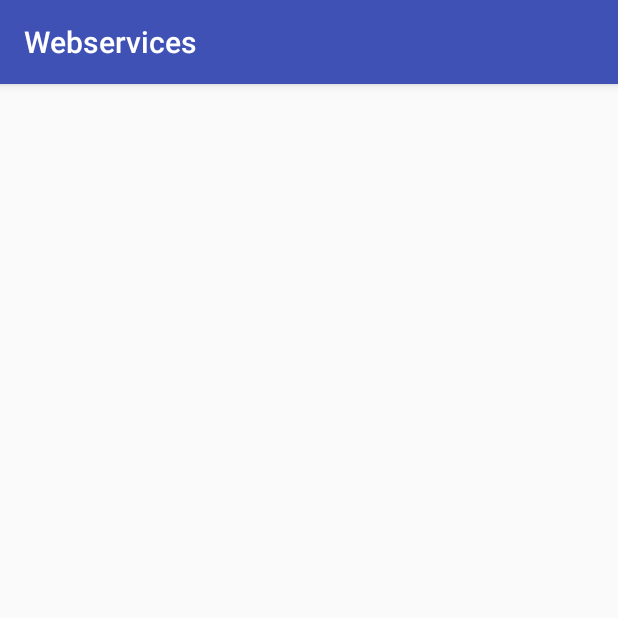
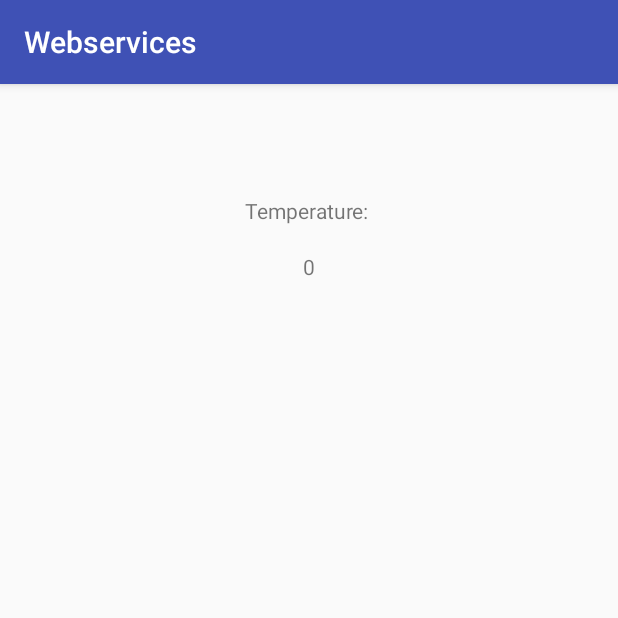
Before and after one commit to pifragile/Webservices, an Android app: the RestActivity screen opened directly, with no data from a screen before it, on a phone screen of 412 x 824 dp, the top half of it. Run offline under Robolectric (Android 15) with nearby library versions, the phone set to English and light mode, and no system bars; network calls fail.

Commit message:
finsh raw request part

```diff
--- a/app/src/main/AndroidManifest.xml
+++ b/app/src/main/AndroidManifest.xml
@@ -1,7 +1,7 @@
 <?xml version="1.0" encoding="utf-8"?>
 <manifest xmlns:android="http://schemas.android.com/apk/res/android"
     package="ch.ethz.inf.vs.rsattler.webservices">
-
+    <uses-permission android:name="android.permission.INTERNET"/>
     <application
         android:allowBackup="true"
         android:icon="@mipmap/ic_launcher"
--- /dev/null
+++ b/app/src/main/java/ch/ethz/inf/vs/a2/solution/http/RawHttpSensor.java
@@ -0,0 +1,43 @@
+package ch.ethz.inf.vs.a2.solution.http;
+
+import android.util.Log;
+
+import ch.ethz.inf.vs.a2.sensor.AbstractSensor;
+import ch.ethz.inf.vs.a2.solution.http.HttpRawRequestImpl;
+
+import java.io.BufferedReader;
+import java.io.InputStreamReader;
+import java.io.PrintWriter;
+import java.net.InetAddress;
+import java.net.Socket;
+
+
+/**
+ * Created by pieroguicciardi on 13.10.17.
+ */
+
+public class RawHttpSensor extends AbstractSensor{
+    @Override
+    public String executeRequest() throws Exception {
+        HttpRawRequestImpl r = new HttpRawRequestImpl();
+        String req = r.generateRequest("vslab.inf.ethz.ch",8081,"/sunspots/Spot1/sensors/temperature");
+        Socket s = new Socket(InetAddress.getByName("129.132.130.223"), 8081);
+        PrintWriter pw = new PrintWriter(s.getOutputStream());
+        pw.print(req);
+        pw.flush();
+        BufferedReader br = new BufferedReader(new InputStreamReader(s.getInputStream()));
+        String t,q;
+        q = "";
+        while((t = br.readLine()) != null) {q+=t;Log.i("Test",t);}
+        Log.i("Response",q);
+        br.close();
+        return q;
+    }
+
+    @Override
+    public double parseResponse(String response) {
+        String s = response.substring(response.lastIndexOf("<li class = \"getter\">Temperature Getter: <span class=\"getterValue\">") + 67).substring(0,4);
+        return Double.parseDouble(s);
+    }
+
+}
--- a/app/src/main/java/ch/ethz/inf/vs/rsattler/webservices/RestActivity.java
+++ b/app/src/main/java/ch/ethz/inf/vs/rsattler/webservices/RestActivity.java
@@ -2,12 +2,34 @@ package ch.ethz.inf.vs.rsattler.webservices;
 
 import android.support.v7.app.AppCompatActivity;
 import android.os.Bundle;
+import android.util.Log;
+import android.widget.TextView;
 
-public class RestActivity extends AppCompatActivity {
+import org.w3c.dom.Text;
+
+import ch.ethz.inf.vs.a2.http.HttpRawRequest;
+import ch.ethz.inf.vs.a2.sensor.SensorListener;
+import ch.ethz.inf.vs.a2.solution.http.RawHttpSensor;
+
+public class RestActivity extends AppCompatActivity implements SensorListener {
 
     @Override
     protected void onCreate(Bundle savedInstanceState) {
         super.onCreate(savedInstanceState);
         setContentView(R.layout.activity_rest);
+        final RawHttpSensor hrr = new RawHttpSensor();
+        hrr.registerListener(this);
+        hrr.getTemperature();
+    }
+
+    @Override
+    public void onReceiveSensorValue(double value) {
+        TextView t=(TextView)findViewById(R.id.textView2);
+        t.setText(Double.toString(value));
+    }
+
+    @Override
+    public void onReceiveMessage(String message) {
+
     }
 }
--- a/app/src/main/res/layout/activity_rest.xml
+++ b/app/src/main/res/layout/activity_rest.xml
@@ -6,4 +6,27 @@
     android:layout_height="match_parent"
     tools:context="ch.ethz.inf.vs.rsattler.webservices.RestActivity">
 
+    <TextView
+        android:id="@+id/textView"
+        android:layout_width="wrap_content"
+        android:layout_height="wrap_content"
+        android:text="Temperature: "
+        android:layout_gravity="center"
+        app:layout_constraintBottom_toBottomOf="parent"
+        app:layout_constraintLeft_toLeftOf="parent"
+        app:layout_constraintRight_toRightOf="parent"
+        app:layout_constraintTop_toTopOf="parent"
+        app:layout_constraintVertical_bias="0.1" />
+
+    <TextView
+        android:id="@+id/textView2"
+        android:layout_width="wrap_content"
+        android:layout_height="wrap_content"
+        android:text="0"
+        android:layout_gravity="center"
+        app:layout_constraintBottom_toBottomOf="parent"
+        app:layout_constraintLeft_toLeftOf="parent"
+        app:layout_constraintRight_toRightOf="parent"
+        app:layout_constraintTop_toTopOf="parent"
+        app:layout_constraintVertical_bias="0.15" />
 </android.support.constraint.ConstraintLayout>
```
Also changed, not shown: app/src/main/java/ch/ethz/inf/vs/a2/sensor/SensorFactory.java (+36 -36 lines).
